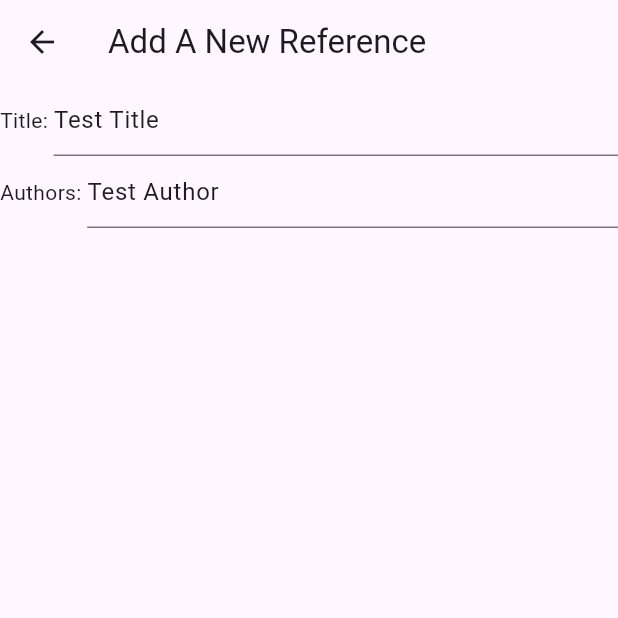
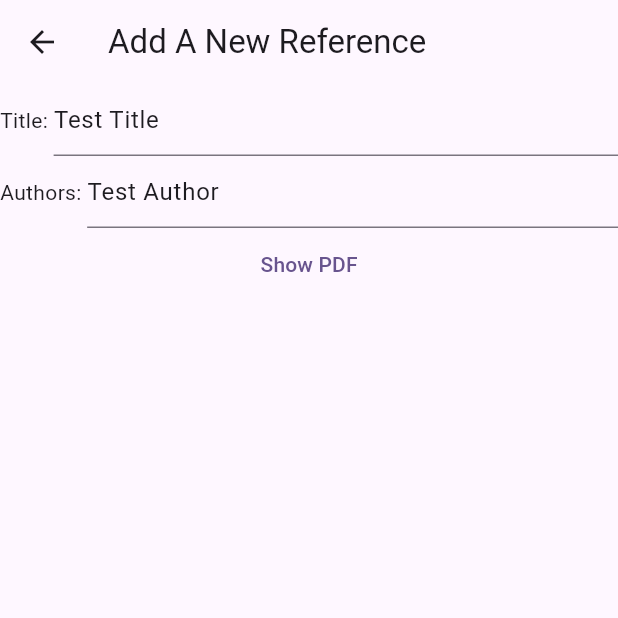
Before and after one commit to dsakurai/references-flutter, a Flutter app: the screen it shows after launch, after a tap on "Go", on a phone screen of 412 x 824 dp, the top half of it. Run offline on Flutter 3.47's test engine with Material 3 defaults, Android fonts, the light colour scheme and no system bars; missing offline and left inert: dart:html.

Commit message:
Open sample PDF on the web

```diff
--- a/lib/main.dart
+++ b/lib/main.dart
@@ -1,4 +1,7 @@
 import 'package:flutter/material.dart';
+import 'package:flutter/services.dart' show rootBundle;
+import 'dart:typed_data';
+import 'dart:html' as html; // TODO Make it available for desktop? Works only for the web right now.
 
 void main() {
   runApp(const MyApp());
@@ -109,6 +112,25 @@ class ReferenceItemWidgetState extends State<ReferenceItemWidget> {
                     },
                   ))
               ]
+            ),
+            TextButton(
+              onPressed: () async {
+                try {
+                  // Load PDF
+                  ByteData data = await rootBundle.load("assets/sample.pdf");
+                  Uint8List bytes = data.buffer.asUint8List();
+
+                  final blob = html.Blob([bytes], 'application/pdf');
+                  final url  = html.Url.createObjectUrlFromBlob(blob);
+
+                  html.window.open(url, "_blank"); // Open in new tab
+
+                  html.Url.revokeObjectUrl(url); // Free the memory
+                } catch (e) {
+                  print("Error loading PDF: $e");
+                }
+              },
+              child: Text("Show PDF")
             )
           ]
         )
--- a/pubspec.yaml
+++ b/pubspec.yaml
@@ -59,9 +59,8 @@ flutter:
   uses-material-design: true
 
   # To add assets to your application, add an assets section, like this:
-  # assets:
-  #   - images/a_dot_burr.jpeg
-  #   - images/a_dot_ham.jpeg
+  assets:
+    - assets/sample.pdf
 
   # An image asset can refer to one or more resolution-specific "variants", see
   # https://flutter.dev/to/resolution-aware-images
```
Also changed, not shown: 1 other file.
